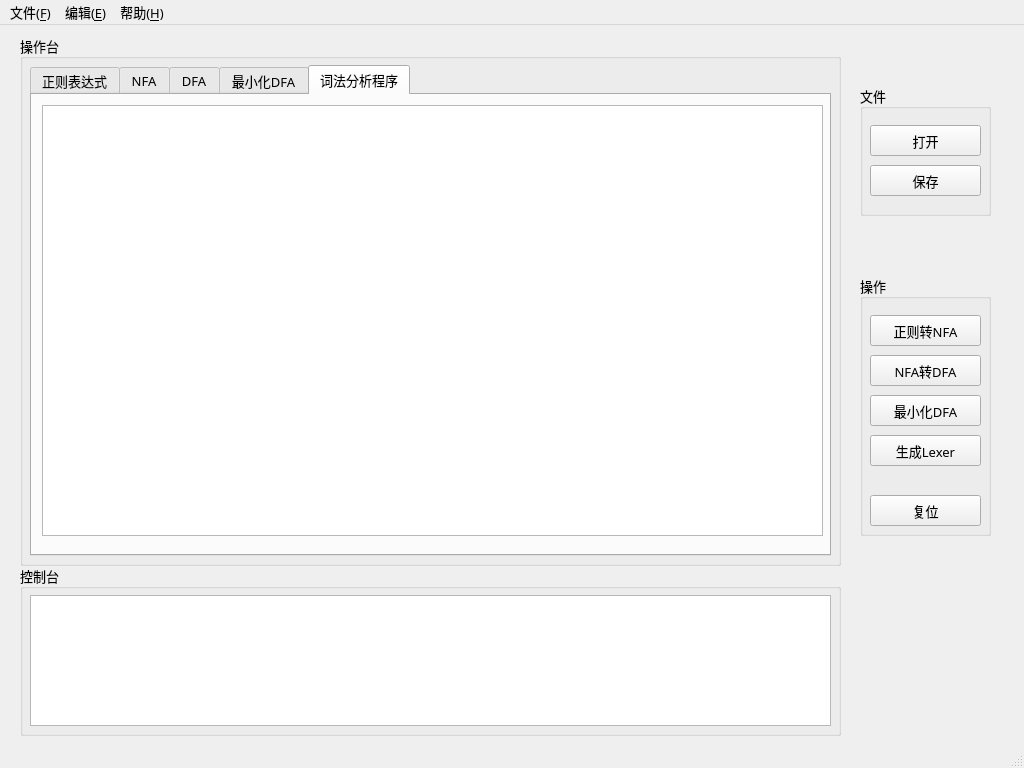
Before: the Qt Designer form R2Lexer/mainwindow.ui in Lyuyk/Compile-Principle-Course-Labs, drawn with Qt 5.
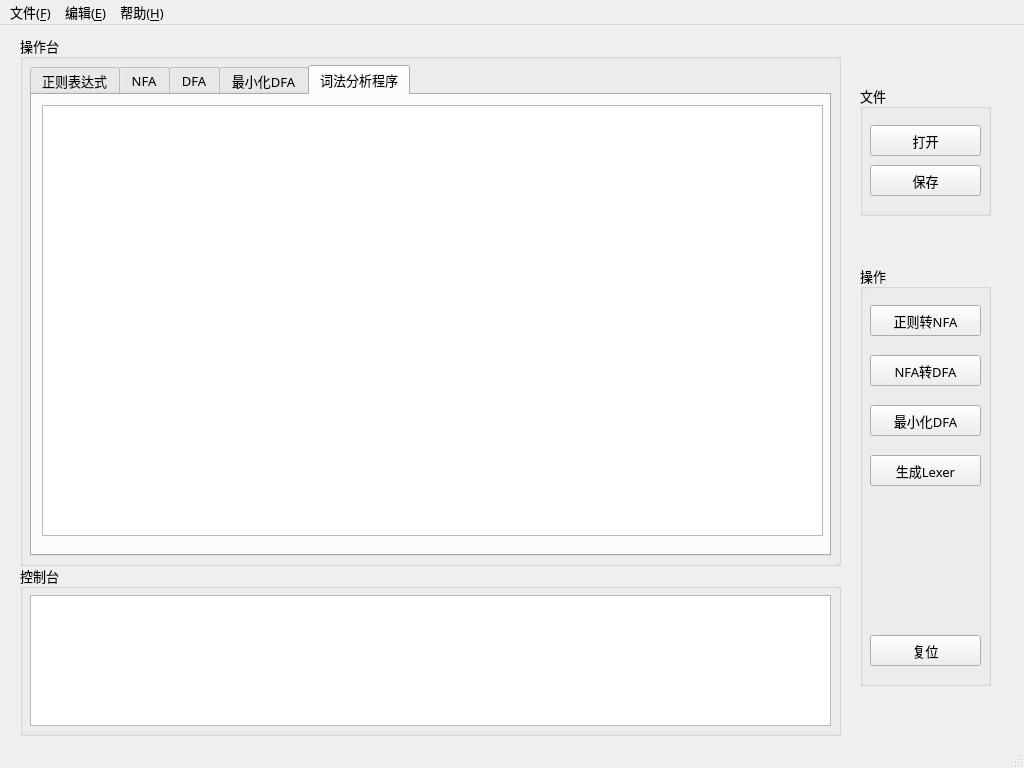
After: the same form once the commit is applied.

The edit to the form file:
```diff
--- a/R2Lexer/mainwindow.ui
+++ b/R2Lexer/mainwindow.ui
@@ -195,9 +195,9 @@
     <property name="geometry">
      <rect>
       <x>860</x>
-      <y>250</y>
+      <y>240</y>
       <width>131</width>
-      <height>261</height>
+      <height>421</height>
      </rect>
     </property>
     <property name="font">
@@ -237,7 +237,7 @@
      <property name="geometry">
       <rect>
        <x>10</x>
-       <y>80</y>
+       <y>90</y>
        <width>111</width>
        <height>31</height>
       </rect>
@@ -257,7 +257,7 @@
      <property name="geometry">
       <rect>
        <x>10</x>
-       <y>120</y>
+       <y>140</y>
        <width>111</width>
        <height>31</height>
       </rect>
@@ -280,7 +280,7 @@
      <property name="geometry">
       <rect>
        <x>10</x>
-       <y>220</y>
+       <y>370</y>
        <width>111</width>
        <height>31</height>
       </rect>
@@ -303,7 +303,7 @@
      <property name="geometry">
       <rect>
        <x>10</x>
-       <y>160</y>
+       <y>190</y>
        <width>111</width>
        <height>31</height>
       </rect>
```
